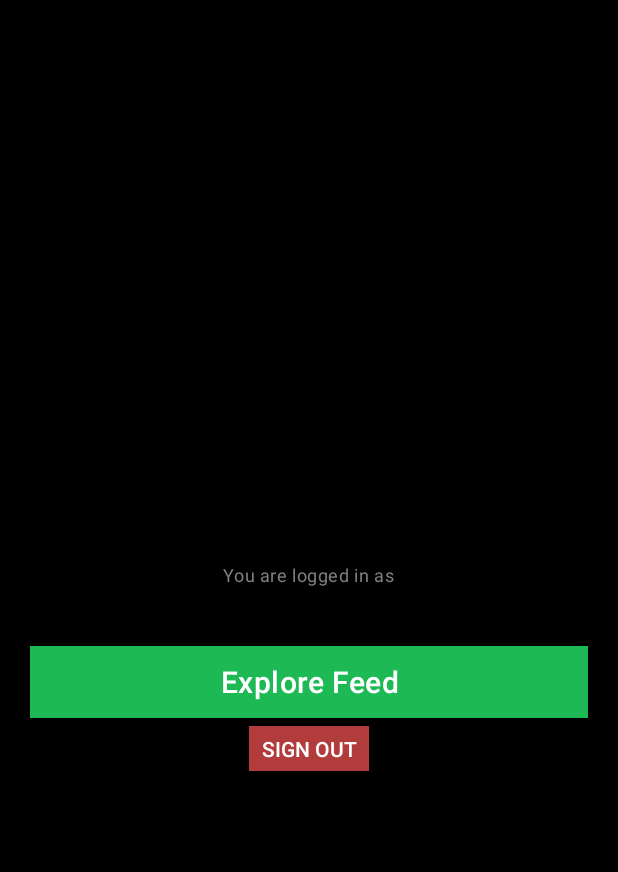
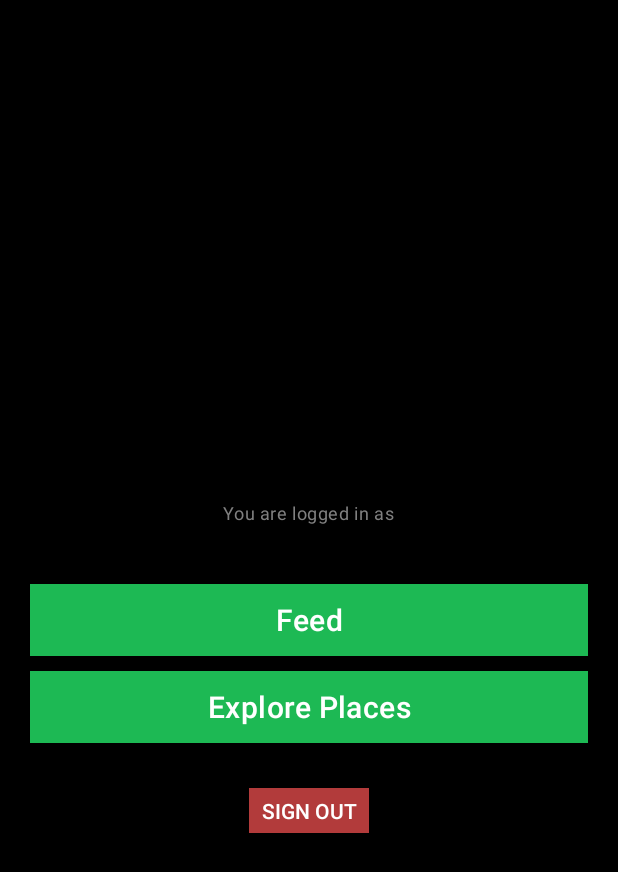
Before and after one commit to shubham-sonthalia/BeatWorld, an Android app: the screen it shows after launch once a user with an empty profile is signed in (ProfileActivity), on a phone screen of 412 x 824 dp. Shown: the top 872 px of the screen. Run offline under Robolectric (Android 15) with nearby library versions, the phone set to English and light mode, and no system bars; our stand-ins replace Firebase (no records; nobody signed in at launch, a user with empty details on screens opened directly); pictures from the network do not load.

Commit message:
Map button added

```diff
--- a/app/src/main/res/layout/activity_profile.xml
+++ b/app/src/main/res/layout/activity_profile.xml
@@ -47,12 +47,21 @@
             style="@style/TextAppearance.MaterialComponents.Headline6"
             android:layout_width="match_parent"
             android:layout_height="wrap_content"
-            android:text="Explore Feed"
+            android:text="Feed"
+            android:textColor="@color/white"
+            android:background="@color/green_spotify"/>
+        <Button
+            android:id="@+id/map"
+            android:layout_marginTop="10dp"
+            style="@style/TextAppearance.MaterialComponents.Headline6"
+            android:layout_width="match_parent"
+            android:layout_height="wrap_content"
+            android:text="Explore Places"
             android:textColor="@color/white"
             android:background="@color/green_spotify"/>
         <Button
             android:id="@+id/logoutbtn"
-            android:layout_marginTop="5dp"
+            android:layout_marginTop="30dp"
             android:layout_width="80dp"
             android:layout_gravity="center"
             android:layout_height="30dp"
```
